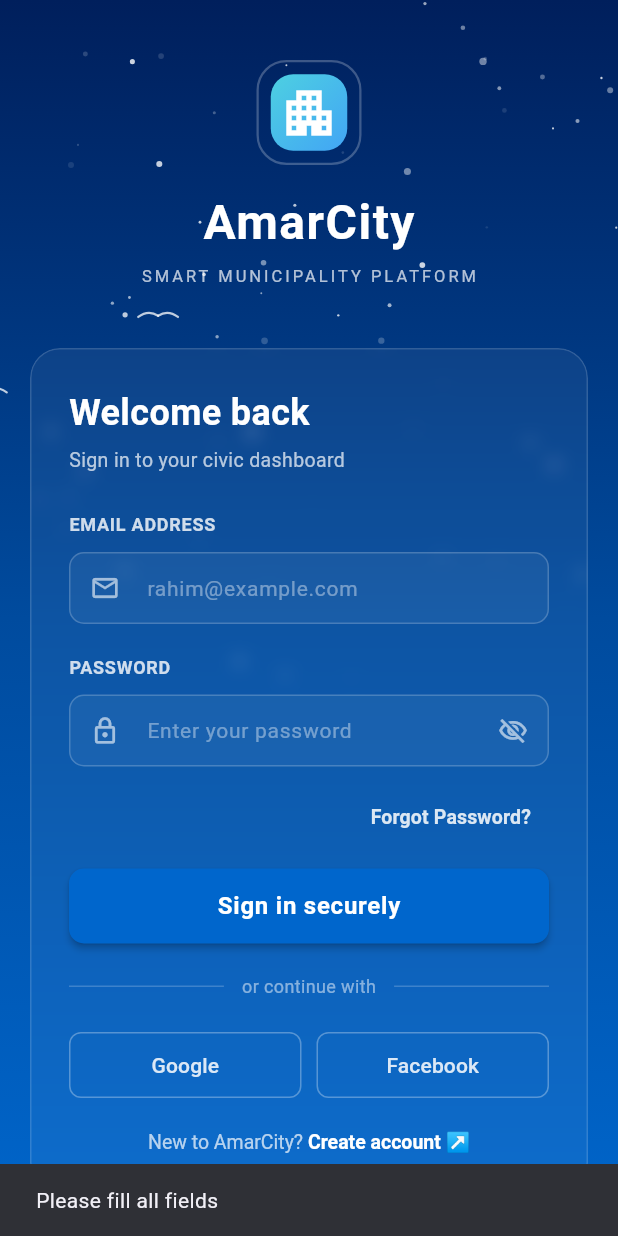
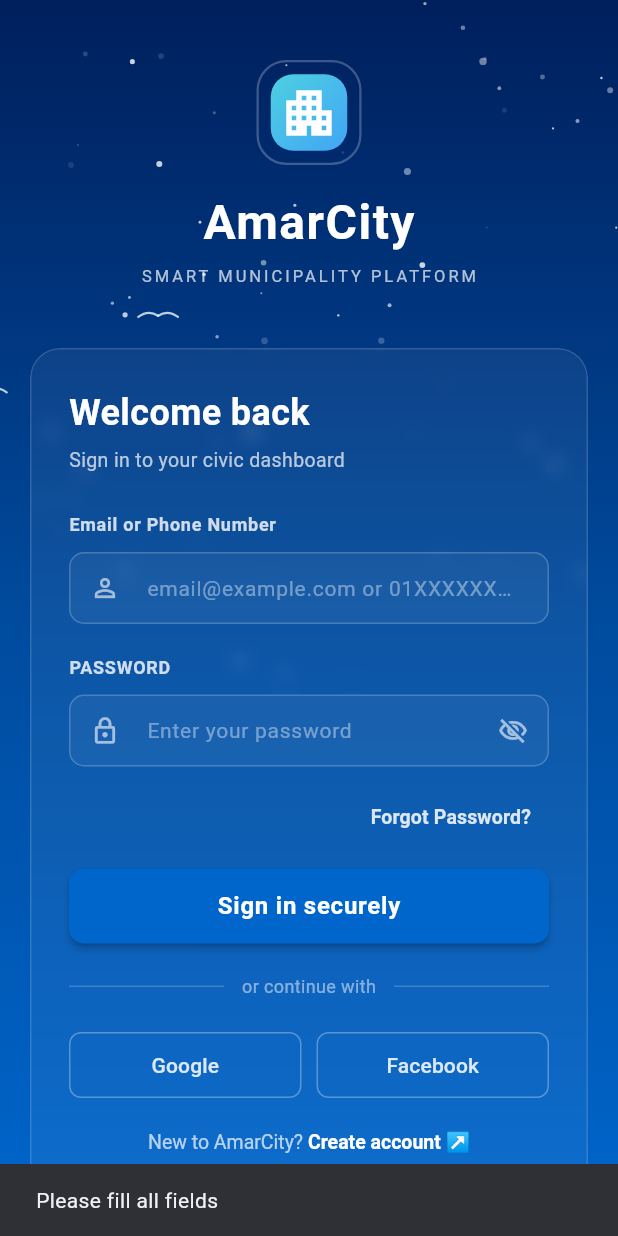
Before and after one commit to shakilAhamed001/AmarCity, a Flutter app: the screen it shows after launch, after a tap on "Sign in securely", on a phone screen of 412 x 824 dp. Run offline on Flutter 3.47's test engine with Material 3 defaults, Android fonts, the phone set to English and light mode, and no system bars; our stand-ins replace flutter_map, geolocator, image_picker, latlong2, pdf, printing and 2 more; accounts and stored records are empty.

Commit message:
login with with number

```diff
--- a/amar_city/lib/screens/account/create_account.dart
+++ b/amar_city/lib/screens/account/create_account.dart
@@ -17,6 +17,7 @@ class _CreateAccountScreenState extends State<CreateAccountScreen>
     with TickerProviderStateMixin {
   late TextEditingController _nameController;
   late TextEditingController _emailController;
+  late TextEditingController _phoneController;
   late TextEditingController _passwordController;
   late TextEditingController _confirmPasswordController;
   bool _obscurePassword = true;
@@ -48,6 +49,7 @@ class _CreateAccountScreenState extends State<CreateAccountScreen>
     super.initState();
     _nameController = TextEditingController();
     _emailController = TextEditingController();
+    _phoneController = TextEditingController();
     _passwordController = TextEditingController();
     _confirmPasswordController = TextEditingController();
     _buildStars();
@@ -105,6 +107,7 @@ class _CreateAccountScreenState extends State<CreateAccountScreen>
   void dispose() {
     _nameController.dispose();
     _emailController.dispose();
+    _phoneController.dispose();
     _passwordController.dispose();
     _confirmPasswordController.dispose();
     _starCtrl.dispose();
@@ -152,6 +155,7 @@ class _CreateAccountScreenState extends State<CreateAccountScreen>
         name: _nameController.text.trim(),
         role: _selectedRole,
         department: _selectedDepartment,
+        phone: _phoneController.text.trim().isEmpty ? null : _phoneController.text.trim(),
       );
       if (response.user != null && mounted) {
         ScaffoldMessenger.of(context).showSnackBar(
@@ -310,6 +314,14 @@ class _CreateAccountScreenState extends State<CreateAccountScreen>
                               icon: Icons.email_outlined,
                               controller: _emailController,
                               keyboardType: TextInputType.emailAddress,
+                            ),
+                            const SizedBox(height: 16),
+                            _buildTextField(
+                              label: 'PHONE NUMBER (optional)',
+                              hint: '01XXXXXXXXX',
+                              icon: Icons.phone_outlined,
+                              controller: _phoneController,
+                              keyboardType: TextInputType.phone,
                             ),
                             const SizedBox(height: 16),
                             _buildPasswordField(
--- a/amar_city/lib/screens/account/login_screen.dart
+++ b/amar_city/lib/screens/account/login_screen.dart
@@ -93,7 +93,7 @@ class _LoginScreenState extends State<LoginScreen>
   }
 
   // Login button press করলে call হয়
-  // Validation → Supabase signIn → role check → navigate
+  // Validation → phone হলে email lookup → Supabase signIn → role check → navigate
   void _handleSignIn() async {
     final l10n = AppLocalizations.of(context)!;
     if (_emailController.text.isEmpty || _passwordController.text.isEmpty) {
@@ -103,8 +103,38 @@ class _LoginScreenState extends State<LoginScreen>
     }
     setState(() => _isLoading = true);
     try {
+      String loginEmail = _emailController.text.trim();
+
+      // Phone number দিলে profiles table থেকে email খুঁজে নেওয়া
+      final input = loginEmail;
+      final isPhone = !input.contains('@');
+      if (isPhone) {
+        // BD number normalize: 01X → +8801X
+        String normalized = input.replaceAll(RegExp(r'\s+|-'), '');
+        if (normalized.startsWith('0')) normalized = '+88$normalized';
+        else if (normalized.startsWith('88')) normalized = '+$normalized';
+        else if (!normalized.startsWith('+')) normalized = '+88$normalized';
+
+        final row = await supabase
+            .from('profiles')
+            .select('email')
+            .or('phone.eq.$input,phone.eq.$normalized')
+            .maybeSingle();
+
+        if (row == null || row['email'] == null) {
+          if (mounted) {
+            ScaffoldMessenger.of(context).showSnackBar(
+              const SnackBar(content: Text('No account found with this phone number.')),
+            );
+          }
+          setState(() => _isLoading = false);
+          return;
+        }
+        loginEmail = row['email'] as String;
+      }
+
       final response = await AuthService.signIn(
-        email: _emailController.text.trim(),
+        email: loginEmail,
         password: _passwordController.text,
       );
       if (response.user != null && mounted) {
@@ -293,7 +323,7 @@ class _LoginScreenState extends State<LoginScreen>
                                     fontSize: 13,
                                     color: Colors.white.withOpacity(0.7))),
                             const SizedBox(height: 25),
-                            Text(l10n.emailAddress,
+                            Text('Email or Phone Number',
                                 style: TextStyle(
                                     fontSize: 12,
                                     fontWeight: FontWeight.w600,
@@ -305,8 +335,8 @@ class _LoginScreenState extends State<LoginScreen>
                               keyboardType: TextInputType.emailAddress,
                               style: const TextStyle(color: Colors.white),
                               decoration: _fieldDecoration(
-                                hint: l10n.emailHint,
-                                icon: Icons.email_outlined,
+                                hint: 'email@example.com or 01XXXXXXXXX',
+                                icon: Icons.person_outline,
                               ),
                             ),
                             const SizedBox(height: 20),
--- a/amar_city/lib/screens/citizen/edit_profile_screen.dart
+++ b/amar_city/lib/screens/citizen/edit_profile_screen.dart
@@ -15,6 +15,7 @@ class _EditProfileScreenState extends State<EditProfileScreen> {
   // Personal info controllers
   late TextEditingController _nameController;
   late TextEditingController _emailController;
+  late TextEditingController _phoneController;
   // Address field controllers
   late TextEditingController _houseController;
   late TextEditingController _streetController;
@@ -33,8 +34,8 @@ class _EditProfileScreenState extends State<EditProfileScreen> {
     final user = AuthService.currentUser;
     _nameController = TextEditingController(
         text: user?.userMetadata?['full_name'] ?? '');
-    // Email read-only — এখানে change করা যাবে না
     _emailController = TextEditingController(text: user?.email ?? '');
+    _phoneController = TextEditingController();
     // Address controllers শুরুতে empty — database থেকে load হবে
     _houseController = TextEditingController();
     _streetController = TextEditingController();
@@ -54,11 +55,12 @@ class _EditProfileScreenState extends State<EditProfileScreen> {
       // শুধু address related fields আনা হচ্ছে — current user এর জন্য
       final data = await supabase
           .from('profiles')
-          .select('house_number, street_name, ward_number, city, state, postal_code, country')
+          .select('phone, house_number, street_name, ward_number, city, state, postal_code, country')
           .eq('id', AuthService.currentUser!.id)
           .single();
       // Database থেকে আনা data দিয়ে controllers update করা হচ্ছে
       setState(() {
+        _phoneController.text = data['phone'] ?? '';
         _houseController.text = data['house_number'] ?? '';
         _streetController.text = data['street_name'] ?? '';
         _wardController.text = data['ward_number'] ?? '';
@@ -75,6 +77,7 @@ class _EditProfileScreenState extends State<EditProfileScreen> {
     // Memory leak এড়াতে সব controller dispose করা হচ্ছে
     _nameController.dispose();
     _emailController.dispose();
+    _phoneController.dispose();
     _houseController.dispose();
     _streetController.dispose();
     _wardController.dispose();
@@ -103,6 +106,7 @@ class _EditProfileScreenState extends State<EditProfileScreen> {
       // profiles table এ নাম ও address update করা হচ্ছে
       await supabase.from('profiles').update({
         'full_name': _nameController.text.trim(),
+        'phone': _phoneController.text.trim(),
         'house_number': _houseController.text.trim(),
         'street_name': _streetController.text.trim(),
         'ward_number': _wardController.text.trim(),
@@ -204,6 +208,17 @@ class _EditProfileScreenState extends State<EditProfileScreen> {
             const SizedBox(height: 4),
             // Email read-only এর কারণ জানানো হচ্ছে
             const Text('Email cannot be changed here.',
+                style: TextStyle(fontSize: 11, color: Colors.grey)),
+            const SizedBox(height: 16),
+            _buildField(
+              label: 'PHONE NUMBER',
+              controller: _phoneController,
+              icon: Icons.phone_outlined,
+              hint: 'e.g. 01XXXXXXXXX',
+              keyboardType: TextInputType.phone,
+            ),
+            const SizedBox(height: 4),
+            const Text('SMS alert পাঠানো হবে এই নম্বরে।',
                 style: TextStyle(fontSize: 11, color: Colors.grey)),
 
             const SizedBox(height: 28),
--- a/amar_city/lib/services/supabase_service.dart
+++ b/amar_city/lib/services/supabase_service.dart
@@ -16,6 +16,7 @@ class AuthService {
     required String name,
     required String role,
     String? department,
+    String? phone,
   }) async {
     final response = await supabase.auth.signUp(
       email: email,
@@ -24,10 +25,19 @@ class AuthService {
         'full_name': name,
         'role': role,
         if (department != null) 'department': department,
+        if (phone != null) 'phone': phone,
       },
       emailRedirectTo: null,
     );
-    // profiles table এ insert এখন Supabase trigger করে দেবে automatically
+    // signup এর পরে profiles table এ phone update করা হচ্ছে
+    if (response.user != null && phone != null && phone.isNotEmpty) {
+      try {
+        await supabase
+            .from('profiles')
+            .update({'phone': phone})
+            .eq('id', response.user!.id);
+      } catch (_) {}
+    }
     return response;
   }
 
```
Also changed, not shown: amar_city/supabase/.temp/linked-project.json (added), 1 other file.
